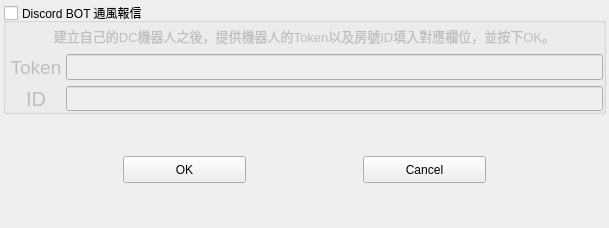
Above: UI/Homepage/Setting.ui from Jukon3234/ChatGPT_Make_me_WorkHarder before the change. Below: the same form after it.
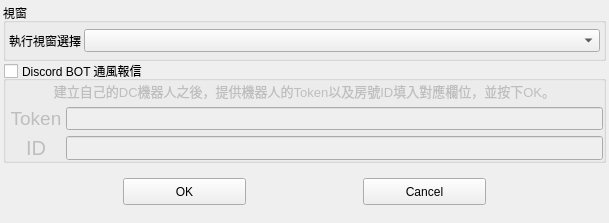
That is the form after the change.

```diff
--- a/UI/Homepage/Setting.ui
+++ b/UI/Homepage/Setting.ui
@@ -7,7 +7,7 @@
     <x>0</x>
     <y>0</y>
     <width>609</width>
-    <height>228</height>
+    <height>223</height>
    </rect>
   </property>
   <property name="windowTitle">
@@ -29,38 +29,6 @@
    <property name="spacing">
     <number>0</number>
    </property>
-   <item row="2" column="0">
-    <widget class="QWidget" name="widget" native="true">
-     <layout class="QHBoxLayout" name="horizontalLayout">
-      <item>
-       <widget class="QPushButton" name="OKButton">
-        <property name="maximumSize">
-         <size>
-          <width>123</width>
-          <height>27</height>
-         </size>
-        </property>
-        <property name="text">
-         <string>OK</string>
-        </property>
-       </widget>
-      </item>
-      <item>
-       <widget class="QPushButton" name="CancelButton">
-        <property name="maximumSize">
-         <size>
-          <width>123</width>
-          <height>27</height>
-         </size>
-        </property>
-        <property name="text">
-         <string>Cancel</string>
-        </property>
-       </widget>
-      </item>
-     </layout>
-    </widget>
-   </item>
    <item row="1" column="0">
     <widget class="QGroupBox" name="groupBox">
      <property name="title">
@@ -210,6 +178,100 @@
      </layout>
     </widget>
    </item>
+   <item row="4" column="0">
+    <widget class="QWidget" name="widget" native="true">
+     <layout class="QHBoxLayout" name="horizontalLayout">
+      <item>
+       <widget class="QPushButton" name="OKButton">
+        <property name="maximumSize">
+         <size>
+          <width>123</width>
+          <height>27</height>
+         </size>
+        </property>
+        <property name="text">
+         <string>OK</string>
+        </property>
+       </widget>
+      </item>
+      <item>
+       <widget class="QPushButton" name="CancelButton">
+        <property name="maximumSize">
+         <size>
+          <width>123</width>
+          <height>27</height>
+         </size>
+        </property>
+        <property name="text">
+         <string>Cancel</string>
+        </property>
+       </widget>
+      </item>
+     </layout>
+    </widget>
+   </item>
+   <item row="0" column="0">
+    <widget class="QGroupBox" name="groupBox_2">
+     <property name="title">
+      <string>視窗</string>
+     </property>
+     <layout class="QGridLayout" name="gridLayout_2">
+      <property name="leftMargin">
+       <number>3</number>
+      </property>
+      <property name="topMargin">
+       <number>3</number>
+      </property>
+      <property name="rightMargin">
+       <number>3</number>
+      </property>
+      <property name="bottomMargin">
+       <number>3</number>
+      </property>
+      <property name="spacing">
+       <number>3</number>
+      </property>
+      <item row="0" column="0" alignment="Qt::AlignLeft">
+       <widget class="QLabel" name="label_17">
+        <property name="sizePolicy">
+         <sizepolicy hsizetype="Preferred" vsizetype="Preferred">
+          <horstretch>0</horstretch>
+          <verstretch>0</verstretch>
+         </sizepolicy>
+        </property>
+        <property name="maximumSize">
+         <size>
+          <width>16777215</width>
+          <height>16777215</height>
+         </size>
+        </property>
+        <property name="text">
+         <string>執行視窗選擇</string>
+        </property>
+        <property name="alignment">
+         <set>Qt::AlignCenter</set>
+        </property>
+       </widget>
+      </item>
+      <item row="0" column="1">
+       <widget class="QComboBox" name="WindowsComboBox">
+        <property name="sizePolicy">
+         <sizepolicy hsizetype="MinimumExpanding" vsizetype="Preferred">
+          <horstretch>0</horstretch>
+          <verstretch>0</verstretch>
+         </sizepolicy>
+        </property>
+        <property name="maximumSize">
+         <size>
+          <width>16777215</width>
+          <height>23</height>
+         </size>
+        </property>
+       </widget>
+      </item>
+     </layout>
+    </widget>
+   </item>
   </layout>
  </widget>
  <resources/>
```
